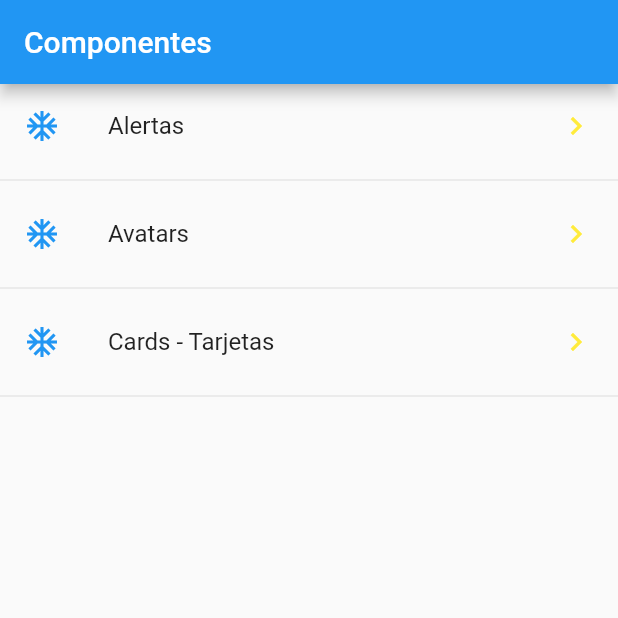
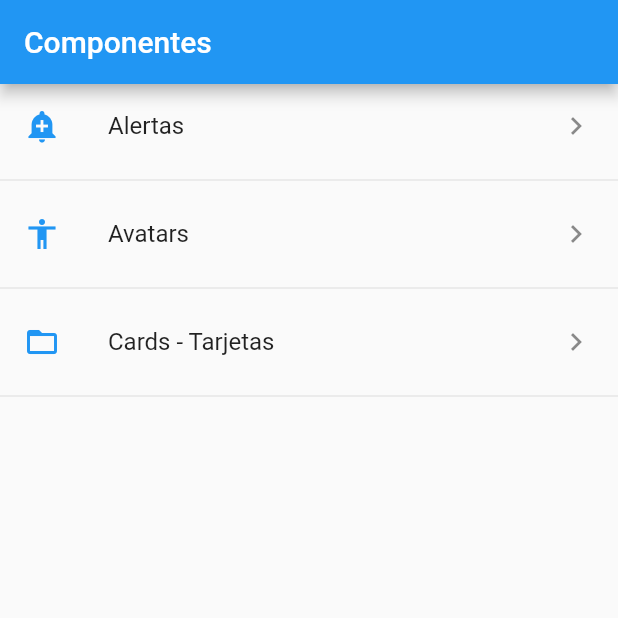
Before and after one commit to Gregoriomiqui/fluttersComponents, a Flutter app: the screen it shows after launch, on a phone screen of 412 x 824 dp, the top half of it. Run offline on Flutter 3.47's test engine with Material 2 defaults, Android fonts, the phone set to English and light mode, and no system bars.

Commit message:
utilidad icons

```diff
--- a/lib/src/pages/hom_page.dart
+++ b/lib/src/pages/hom_page.dart
@@ -1,5 +1,6 @@
 import 'package:flutter/material.dart';
 import 'package:flutters_components/src/providers/menu_providers.dart';
+import 'package:flutters_components/src/utils/icono_string_util.dart';
 
 class HomePage extends StatelessWidget {
   const HomePage({Key key}) : super(key: key);
@@ -36,8 +37,8 @@ class HomePage extends StatelessWidget {
         children: [
           ListTile(
             title: Text(elem['texto']),
-            leading: Icon(Icons.ac_unit_outlined, color: Colors.blue,),
-            trailing: Icon(Icons.keyboard_arrow_right, color: Colors.yellow),
+            leading: getIcon(elem['icon']),
+            trailing: Icon(Icons.keyboard_arrow_right),
             onTap: (){
             },
           ),
--- /dev/null
+++ b/lib/src/utils/icono_string_util.dart
@@ -0,0 +1,17 @@
+import 'package:flutter/material.dart';
+
+
+final _iconos = <String, IconData>{
+
+  'add_alert'     :  Icons.add_alert,
+  'accessibility' :  Icons.accessibility,
+  'folder_open'   :  Icons.folder_open,
+
+};
+
+
+Icon getIcon( String nombreIcono ) {
+
+    return Icon( _iconos[nombreIcono], color: Colors.blue );
+
+}
```
